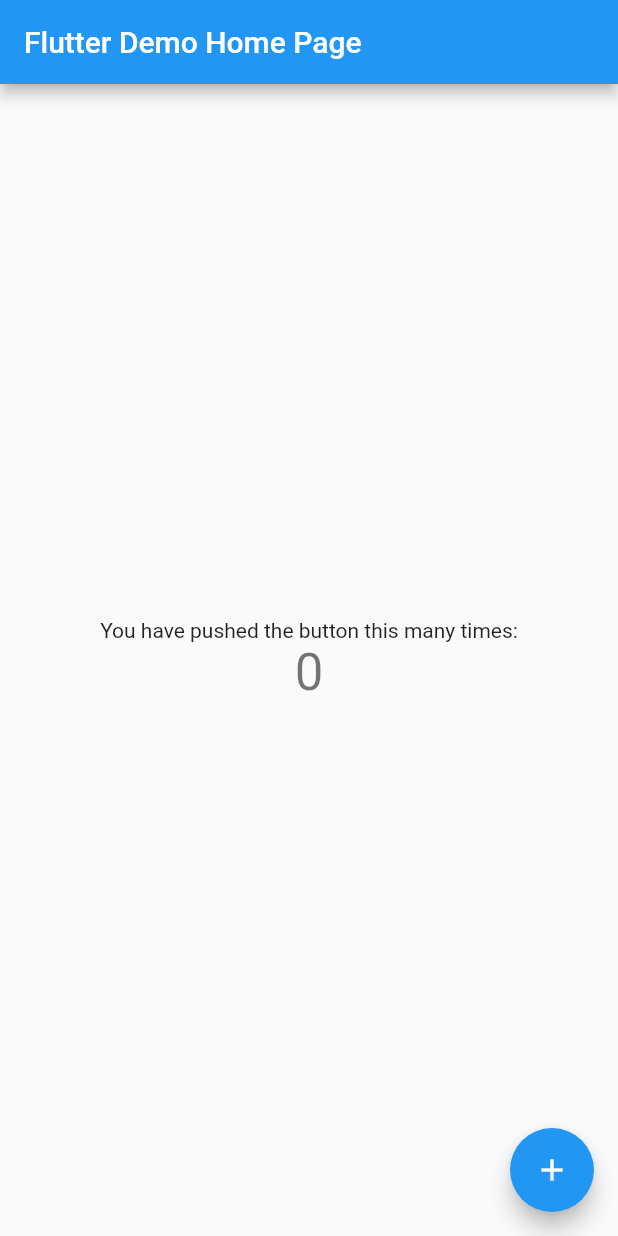
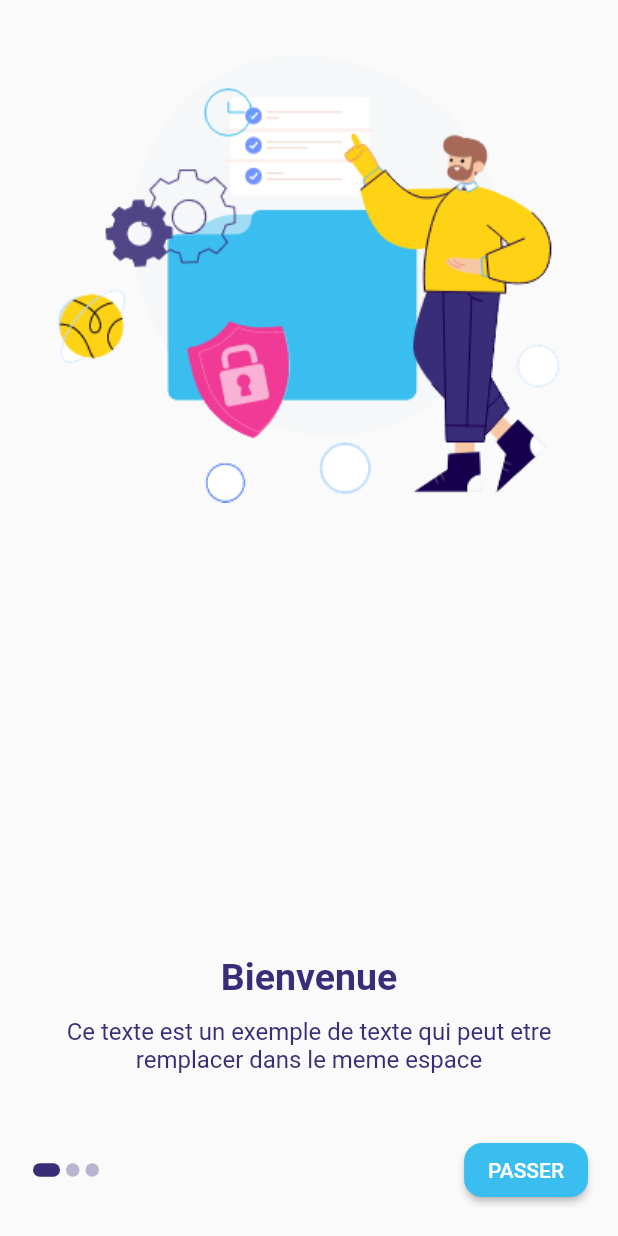
Before and after one commit to abdel7ak96/survey_app, a Flutter app: the screen it shows after launch, on a phone screen of 412 x 824 dp. Run offline on Flutter 3.47's test engine with Material 2 defaults, Android fonts, the phone set to English and light mode, and no system bars; drawn by our look-alikes of dots_indicator.

```diff
--- a/lib/main.dart
+++ b/lib/main.dart
@@ -1,3 +1,6 @@
+// import 'dart:html';
+
+import 'package:dots_indicator/dots_indicator.dart';
 import 'package:flutter/material.dart';
 
 void main() {
@@ -5,109 +8,200 @@ void main() {
 }
 
 class MyApp extends StatelessWidget {
-  // This widget is the root of your application.
   @override
   Widget build(BuildContext context) {
     return MaterialApp(
       title: 'Flutter Demo',
       theme: ThemeData(
-        // This is the theme of your application.
-        //
-        // Try running your application with "flutter run". You'll see the
-        // application has a blue toolbar. Then, without quitting the app, try
-        // changing the primarySwatch below to Colors.green and then invoke
-        // "hot reload" (press "r" in the console where you ran "flutter run",
-        // or simply save your changes to "hot reload" in a Flutter IDE).
-        // Notice that the counter didn't reset back to zero; the application
-        // is not restarted.
-        primarySwatch: Colors.blue,
+        primarySwatch: Colors.purple,
       ),
-      home: MyHomePage(title: 'Flutter Demo Home Page'),
+      home: WelcomeScreens(),
+      debugShowCheckedModeBanner: false,
     );
   }
 }
 
-class MyHomePage extends StatefulWidget {
-  MyHomePage({Key? key, required this.title}) : super(key: key);
-
-  // This widget is the home page of your application. It is stateful, meaning
-  // that it has a State object (defined below) that contains fields that affect
-  // how it looks.
-
-  // This class is the configuration for the state. It holds the values (in this
-  // case the title) provided by the parent (in this case the App widget) and
-  // used by the build method of the State. Fields in a Widget subclass are
-  // always marked "final".
-
-  final String title;
+class WelcomeScreens extends StatefulWidget {
+  const WelcomeScreens({Key? key}) : super(key: key);
 
   @override
-  _MyHomePageState createState() => _MyHomePageState();
+  _WelcomeScreensState createState() => _WelcomeScreensState();
 }
 
-class _MyHomePageState extends State<MyHomePage> {
-  int _counter = 0;
+class _WelcomeScreensState extends State<WelcomeScreens> {
+  PageController _pageController = PageController(
+    initialPage: 0,
+  );
 
-  void _incrementCounter() {
-    setState(() {
-      // This call to setState tells the Flutter framework that something has
-      // changed in this State, which causes it to rerun the build method below
-      // so that the display can reflect the updated values. If we changed
-      // _counter without calling setState(), then the build method would not be
-      // called again, and so nothing would appear to happen.
-      _counter++;
-    });
-  }
+  int _currentPageIndex = 0;
 
   @override
   Widget build(BuildContext context) {
-    // This method is rerun every time setState is called, for instance as done
-    // by the _incrementCounter method above.
-    //
-    // The Flutter framework has been optimized to make rerunning build methods
-    // fast, so that you can just rebuild anything that needs updating rather
-    // than having to individually change instances of widgets.
     return Scaffold(
-      appBar: AppBar(
-        // Here we take the value from the MyHomePage object that was created by
-        // the App.build method, and use it to set our appbar title.
-        title: Text(widget.title),
-      ),
-      body: Center(
-        // Center is a layout widget. It takes a single child and positions it
-        // in the middle of the parent.
-        child: Column(
-          // Column is also a layout widget. It takes a list of children and
-          // arranges them vertically. By default, it sizes itself to fit its
-          // children horizontally, and tries to be as tall as its parent.
-          //
-          // Invoke "debug painting" (press "p" in the console, choose the
-          // "Toggle Debug Paint" action from the Flutter Inspector in Android
-          // Studio, or the "Toggle Debug Paint" command in Visual Studio Code)
-          // to see the wireframe for each widget.
-          //
-          // Column has various properties to control how it sizes itself and
-          // how it positions its children. Here we use mainAxisAlignment to
-          // center the children vertically; the main axis here is the vertical
-          // axis because Columns are vertical (the cross axis would be
-          // horizontal).
-          mainAxisAlignment: MainAxisAlignment.center,
-          children: <Widget>[
-            Text(
-              'You have pushed the button this many times:',
+      body: SafeArea(
+          child: PageView(
+            onPageChanged: (index) {
+              setState(() {
+                _currentPageIndex = index;
+              });
+            },
+        controller: _pageController,
+        children: [_FirstScreen(), _SecondScreen(), _ThirdScreen()],
+      )),
+      bottomNavigationBar: Padding(
+        padding: const EdgeInsets.all(20.0),
+        child: Row(
+          mainAxisAlignment: MainAxisAlignment.spaceBetween,
+          crossAxisAlignment: CrossAxisAlignment.center,
+          children: [
+            DotsIndicator(
+              dotsCount: 3,
+              position: _currentPageIndex.toDouble(),
+              decorator: DotsDecorator(
+                  activeSize: Size(18.0, 9.0),
+                  activeShape: RoundedRectangleBorder(
+                      borderRadius: BorderRadius.circular(5.0)),
+                  spacing: EdgeInsets.all(2.0),
+                  color: Color.fromRGBO(185, 181, 207, 1),
+                  activeColor: Color.fromRGBO(58, 45, 119, 1)),
             ),
-            Text(
-              '$_counter',
-              style: Theme.of(context).textTheme.headline4,
+            ElevatedButton(
+              onPressed: () => {
+                setState(() {
+                  _currentPageIndex = (_currentPageIndex + 1) < 3 ? (_currentPageIndex + 1) : 2;
+                  _pageController.animateToPage(
+                    _currentPageIndex,
+                    duration: Duration(milliseconds: 500),
+                    curve: Curves.ease
+                  );
+                })
+              },
+              child: Text("PASSER"),
+              style: ElevatedButton.styleFrom(
+                  primary: Color.fromRGBO(58, 190, 240, 1),
+                  shape: RoundedRectangleBorder(
+                      borderRadius: BorderRadius.circular(12.0))),
             ),
           ],
         ),
       ),
-      floatingActionButton: FloatingActionButton(
-        onPressed: _incrementCounter,
-        tooltip: 'Increment',
-        child: Icon(Icons.add),
-      ), // This trailing comma makes auto-formatting nicer for build methods.
     );
   }
 }
+
+class _FirstScreen extends StatelessWidget {
+  const _FirstScreen({Key? key}) : super(key: key);
+
+  @override
+  Widget build(BuildContext context) {
+    return Padding(
+      padding: const EdgeInsets.all(20.0),
+      child: Column(
+        crossAxisAlignment: CrossAxisAlignment.center,
+        mainAxisSize: MainAxisSize.max,
+        mainAxisAlignment: MainAxisAlignment.spaceBetween,
+        children: [
+          Padding(
+            padding: const EdgeInsets.all(16.0),
+            child: Image.asset("images/1.png"),
+          ),
+          Column(
+            children: [
+              Text(
+                "Bienvenue",
+                style: TextStyle(
+                    fontWeight: FontWeight.bold,
+                    fontSize: 25.0,
+                    color: Color.fromRGBO(58, 45, 119, 1)),
+              ),
+              SizedBox(height: 12.0),
+              Text(
+                  "Ce texte est un exemple de texte qui peut etre remplacer dans le meme espace",
+                  textAlign: TextAlign.center,
+                  style: TextStyle(
+                      fontSize: 16.0, color: Color.fromRGBO(58, 45, 119, 1))),
+            ],
+          ),
+        ],
+      ),
+    );
+  }
+}
+
+class _SecondScreen extends StatelessWidget {
+  const _SecondScreen({Key? key}) : super(key: key);
+
+  @override
+  Widget build(BuildContext context) {
+    return Padding(
+      padding: const EdgeInsets.all(20.0),
+      child: Column(
+        crossAxisAlignment: CrossAxisAlignment.center,
+        mainAxisSize: MainAxisSize.max,
+        mainAxisAlignment: MainAxisAlignment.spaceBetween,
+        children: [
+          Padding(
+            padding: const EdgeInsets.all(16.0),
+            child: Image.asset("images/2.png"),
+          ),
+          Column(
+            children: [
+              Text(
+                "Bienvenue",
+                style: TextStyle(
+                    fontWeight: FontWeight.bold,
+                    fontSize: 25.0,
+                    color: Color.fromRGBO(58, 45, 119, 1)),
+              ),
+              SizedBox(height: 12.0),
+              Text(
+                  "Ce texte est un exemple de texte qui peut etre remplacer dans le meme espace",
+                  textAlign: TextAlign.center,
+                  style: TextStyle(
+                      fontSize: 16.0, color: Color.fromRGBO(58, 45, 119, 1))),
+            ],
+          ),
+        ],
+      ),
+    );
+  }
+}
+
+class _ThirdScreen extends StatelessWidget {
+  const _ThirdScreen({Key? key}) : super(key: key);
+
+  @override
+  Widget build(BuildContext context) {
+    return Padding(
+      padding: const EdgeInsets.all(20.0),
+      child: Column(
+        crossAxisAlignment: CrossAxisAlignment.center,
+        mainAxisSize: MainAxisSize.max,
+        mainAxisAlignment: MainAxisAlignment.spaceBetween,
+        children: [
+          Padding(
+            padding: const EdgeInsets.all(16.0),
+            child: Image.asset("images/3.png"),
+          ),
+          Column(
+            children: [
+              Text(
+                "Bienvenue",
+                style: TextStyle(
+                    fontWeight: FontWeight.bold,
+                    fontSize: 25.0,
+                    color: Color.fromRGBO(58, 45, 119, 1)),
+              ),
+              SizedBox(height: 12.0),
+              Text(
+                  "Ce texte est un exemple de texte qui peut etre remplacer dans le meme espace",
+                  textAlign: TextAlign.center,
+                  style: TextStyle(
+                      fontSize: 16.0, color: Color.fromRGBO(58, 45, 119, 1))),
+            ],
+          ),
+        ],
+      ),
+    );
+  }
+}
--- a/pubspec.yaml
+++ b/pubspec.yaml
@@ -23,6 +23,7 @@ environment:
 dependencies:
   flutter:
     sdk: flutter
+  dots_indicator: ^2.0.0
 
 
   # The following adds the Cupertino Icons font to your application.
@@ -45,8 +46,8 @@ flutter:
   uses-material-design: true
 
   # To add assets to your application, add an assets section, like this:
-  # assets:
-  #   - images/a_dot_burr.jpeg
+  assets:
+    - images/
   #   - images/a_dot_ham.jpeg
 
   # An image asset can refer to one or more resolution-specific "variants", see
```
Also changed, not shown: images/1.png (added), images/2.png (added), images/3.png (added), pubspec.lock, 1 other file.
